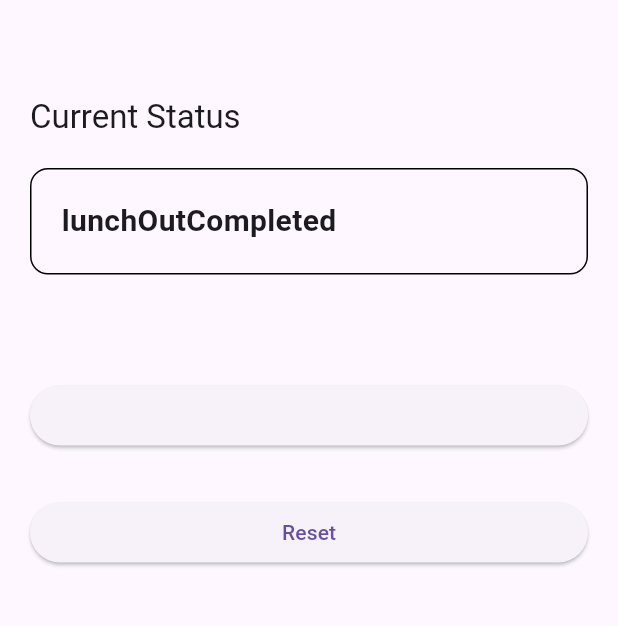
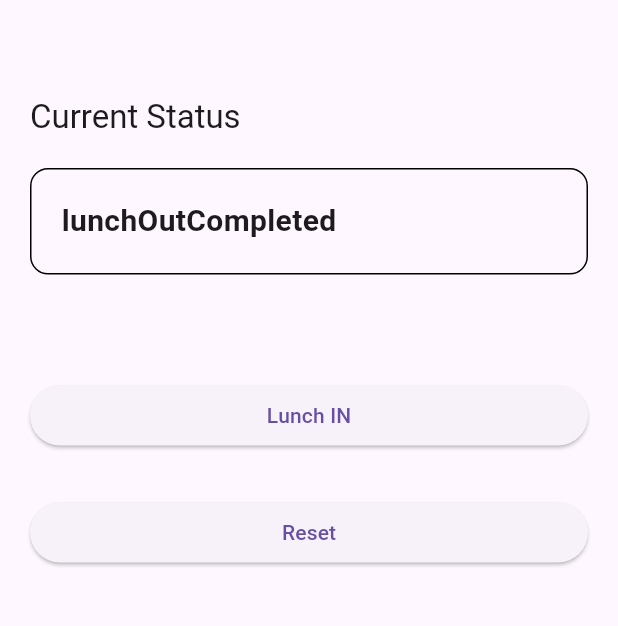
Before and after one commit to AaditAntony/work_pulse, a Flutter app: the screen it shows after launch, after a tap on "Office IN", after a tap on "Lunch OUT", on a phone screen of 412 x 824 dp, the part 63-689 px from its top. Run offline on Flutter 3.47's test engine with Material 3 defaults, Android fonts, the light colour scheme and no system bars; our stand-ins replace equatable, flutter_bloc, hive, hive_flutter; accounts and stored records are empty.

Commit message:
the correction is done

```diff
--- a/lib/features/attendance/pages/home_page.dart
+++ b/lib/features/attendance/pages/home_page.dart
@@ -73,7 +73,7 @@ class HomePage extends StatelessWidget {
                     onPressed: () {
                       context.read<AttendanceBloc>().add(LunchInPressed());
                     },
-                    child: Text(""),
+                    child: Text("Lunch IN"),
                   ),
 
                 const SizedBox(height: 15),
```
